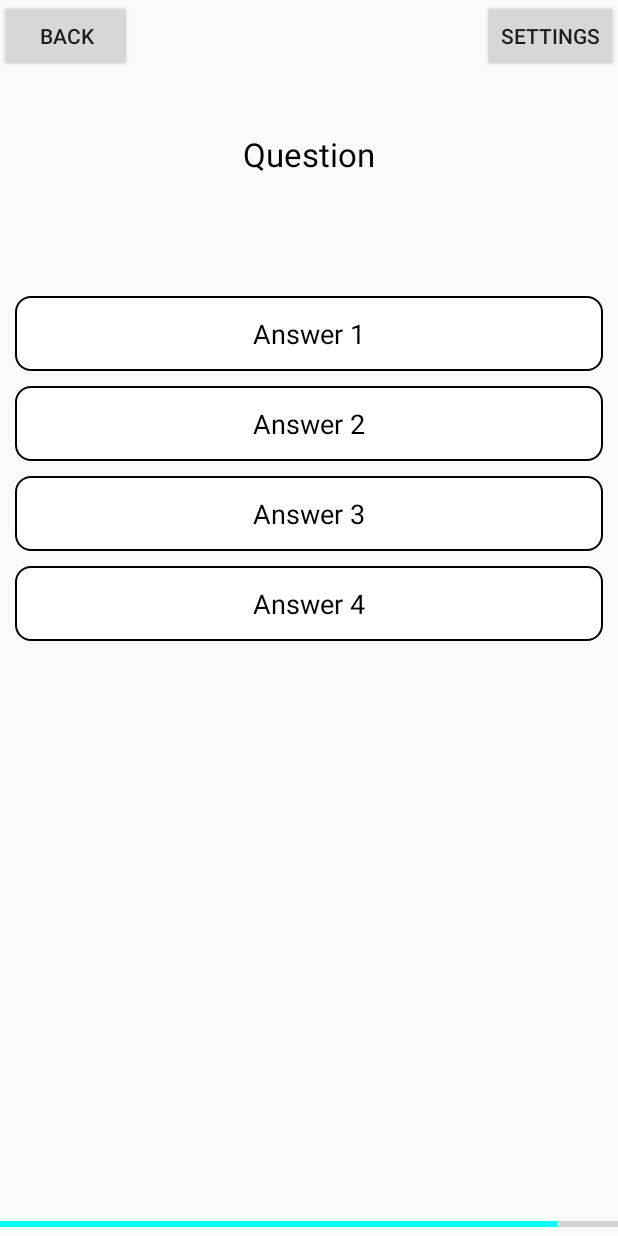
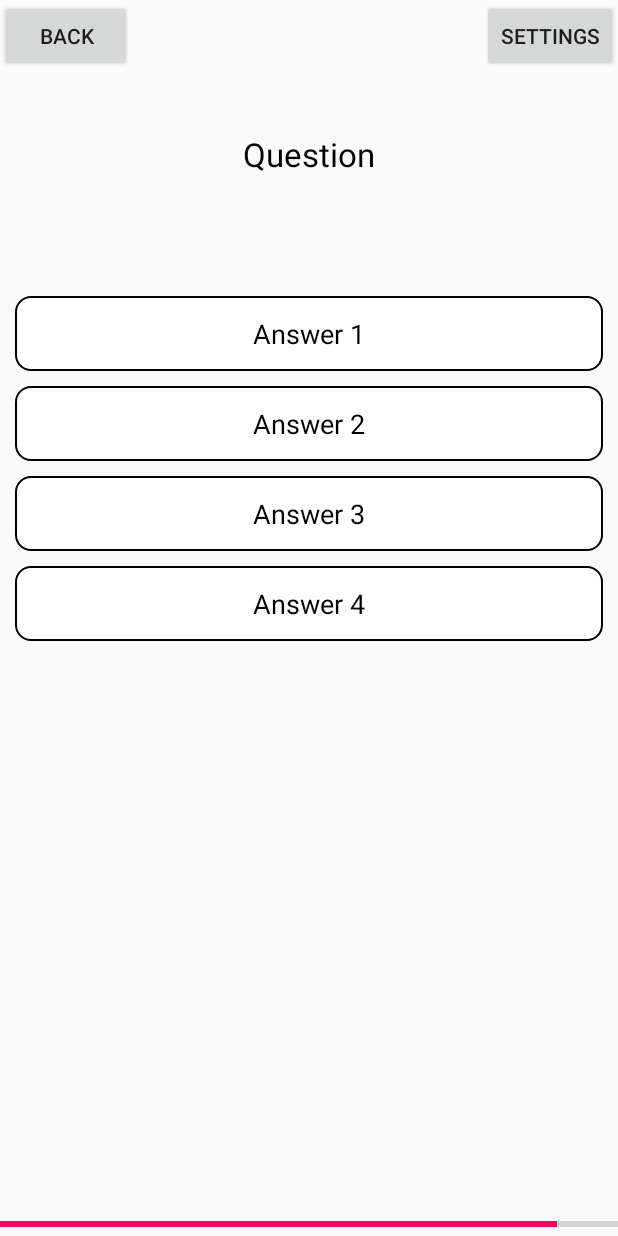
Before and after one commit to jacobcarey/team-1-android-app, an Android app: the QuizActivity screen opened directly, with no data from a screen before it, on a phone screen of 412 x 824 dp. Run offline under Robolectric (Android 15) with nearby library versions, the phone set to English and light mode, and no system bars; 4 statements that could not run were skipped.

Commit message:
Update colors.xml

```diff
--- a/app/src/main/res/values/colors.xml
+++ b/app/src/main/res/values/colors.xml
@@ -1,6 +1,6 @@
 <?xml version="1.0" encoding="utf-8"?>
 <resources>
-    <color name="colorPrimary">#00BFFF</color>
-    <color name="colorPrimaryDark">#0089FF</color>
-    <color name="colorAccent">#00FFFF</color>
+    <color name="colorPrimary">#2082FF</color>
+    <color name="colorPrimaryDark">#2958FE</color>
+    <color name="colorAccent">#FF0161</color>
 </resources>
```
